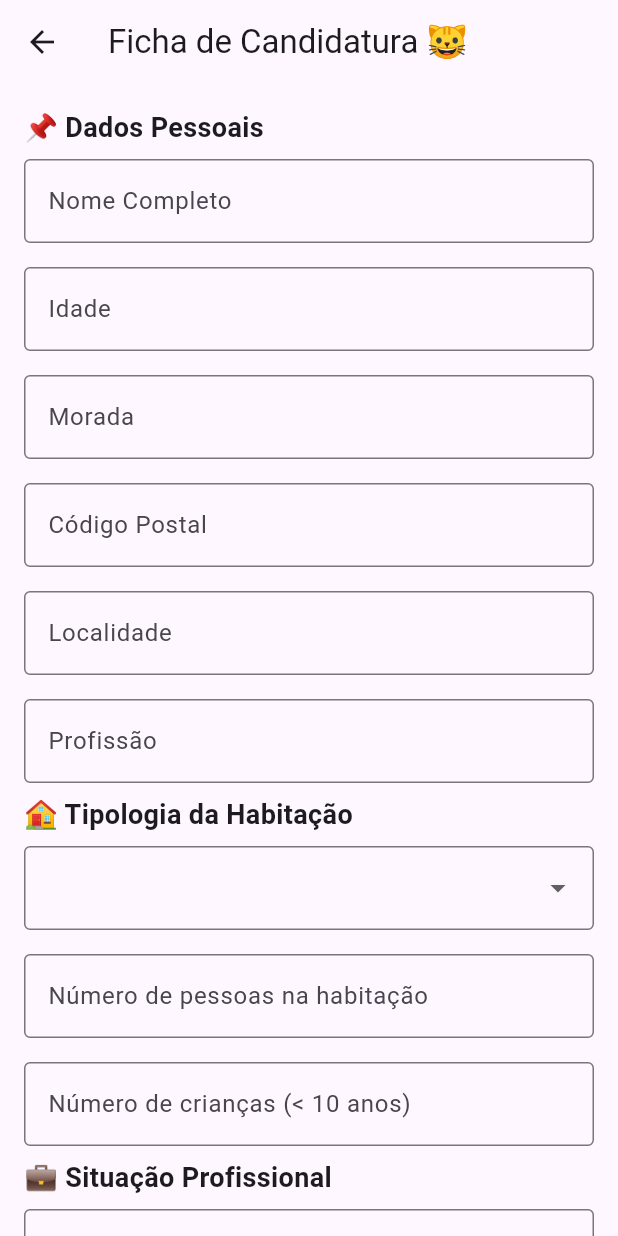
After one commit to DEISI-ULHT-TFC-2024-25/TFC-Aluno2116-PetMatch, a Flutter app: the CandidaturaFATScreen screen opened directly, on a phone screen of 412 x 824 dp. The commit adds this screen. Run offline on Flutter 3.47's test engine with Material 3 defaults, Android fonts, the phone set to English and light mode, and no system bars; our stand-ins replace cloud_firestore, firebase_auth, firebase_core, go_router, google_maps_flutter; accounts and stored records are empty; generated files the repository leaves out were written again.

Commit message:
Codigo corrigido de forma a que os home screens sejam dos utilizadores e associações atraves de providers gerados apos o login/registo de  forma a que se tenha sempre os dados atualizados em tempo real , criação da ficha de fat(familia de acolhimento temporario) e outros promenores

```diff
--- /dev/null
+++ b/lib/documents/tornarseFAT.dart
@@ -0,0 +1,146 @@
+import 'package:flutter/material.dart';
+
+class CandidaturaFATScreen extends StatefulWidget {
+  @override
+  _CandidaturaFATScreenState createState() => _CandidaturaFATScreenState();
+}
+
+class _CandidaturaFATScreenState extends State<CandidaturaFATScreen> {
+  final _formKey = GlobalKey<FormState>();
+  bool aceitaWhatsApp = false;
+  String? tipoHabitacao;
+  String? situacaoProfissional;
+  bool teveGatos = false;
+  bool conscienteBarulho = false;
+  bool condicaoFisica = false;
+
+  @override
+  Widget build(BuildContext context) {
+    return Scaffold(
+      appBar: AppBar(
+        title: Text("Ficha de Candidatura 🐱"),
+      ),
+      body: SingleChildScrollView(
+        padding: const EdgeInsets.all(16.0),
+        child: Form(
+          key: _formKey,
+          child: Column(
+            crossAxisAlignment: CrossAxisAlignment.start,
+            children: [
+              Text("📌 Dados Pessoais", style: _titleStyle()),
+              _buildTextField("Nome Completo"),
+              _buildTextField("Idade", isNumeric: true),
+              _buildTextField("Morada"),
+              _buildTextField("Código Postal"),
+              _buildTextField("Localidade"),
+              _buildTextField("Profissão"),
+
+              Text("🏠 Tipologia da Habitação", style: _titleStyle()),
+              _buildDropdown([
+                "Apartamento", "Moradia", "Casa térrea", "Anexo"
+              ], (value) => setState(() => tipoHabitacao = value)),
+
+              _buildTextField("Número de pessoas na habitação", isNumeric: true),
+              _buildTextField("Número de crianças (< 10 anos)", isNumeric: true),
+
+              Text("💼 Situação Profissional", style: _titleStyle()),
+              _buildDropdown([
+                "Tempo inteiro (fora de casa)", "Part-time (fora de casa)",
+                "Tempo inteiro (teletrabalho)", "Part-time (teletrabalho)",
+                "Regime híbrido", "Desempregado"
+              ], (value) => setState(() => situacaoProfissional = value)),
+
+              _buildTextField("Outros animais em casa (quantos e quais)"),
+
+              _buildCheckbox("Já teve gatos ou lidou com gatos?", (value) => setState(() => teveGatos = value)),
+              _buildCheckbox("Está consciente que gatos fazem barulho?", (value) => setState(() => conscienteBarulho = value)),
+              _buildCheckbox("Aceita enviar fotos e vídeos por WhatsApp?", (value) => setState(() => aceitaWhatsApp = value)),
+              _buildCheckbox("Tem alguma condição física incompatível com gatos?", (value) => setState(() => condicaoFisica = value)),
+
+              _buildTextField("Motivação para ser família de acolhimento", maxLines: 5),
+              SizedBox(height: 20),
+
+              Center(
+                child: ElevatedButton(
+                  onPressed: () {
+                    if (_formKey.currentState!.validate()) {
+                      _mostrarPopupConfirmacao();
+                    }
+                  },
+                  child: Text("Submeter Candidatura ✅"),
+                ),
+              ),
+            ],
+          ),
+        ),
+      ),
+    );
+  }
+
+  Widget _buildTextField(String label, {bool isNumeric = false, int maxLines = 1}) {
+    return Padding(
+      padding: const EdgeInsets.symmetric(vertical: 8.0),
+      child: TextFormField(
+        keyboardType: isNumeric ? TextInputType.number : TextInputType.text,
+        maxLines: maxLines,
+        decoration: InputDecoration(
+          labelText: label,
+          border: OutlineInputBorder(),
+        ),
+        validator: (value) {
+          if (value == null || value.isEmpty) {
+            return 'Por favor, preencha este campo';
+          }
+          return null;
+        },
+      ),
+    );
+  }
+
+  Widget _buildDropdown(List<String> options, Function(String?) onChanged) {
+    return Padding(
+      padding: const EdgeInsets.symmetric(vertical: 8.0),
+      child: DropdownButtonFormField<String>(
+        decoration: InputDecoration(border: OutlineInputBorder()),
+        items: options.map((String value) {
+          return DropdownMenuItem<String>(
+            value: value,
+            child: Text(value),
+          );
+        }).toList(),
+        onChanged: onChanged,
+        validator: (value) => value == null ? 'Escolha uma opção' : null,
+      ),
+    );
+  }
+
+  Widget _buildCheckbox(String label, Function(bool) onChanged) {
+    return CheckboxListTile(
+      title: Text(label),
+      value: onChanged != null,
+      onChanged: (bool? value) {
+        onChanged(value ?? false);
+      },
+    );
+  }
+
+  void _mostrarPopupConfirmacao() {
+    showDialog(
+      context: context,
+      builder: (BuildContext context) {
+        return AlertDialog(
+          title: Text("🎉 Candidatura Enviada!"),
+          content: Text("Obrigado por se candidatar! Entraremos em contacto em breve."),
+          actions: [
+            TextButton(
+              child: Text("Fechar"),
+              onPressed: () => Navigator.pop(context),
+            ),
+          ],
+        );
+      },
+    );
+  }
+
+  TextStyle _titleStyle() => TextStyle(fontSize: 18, fontWeight: FontWeight.bold);
+}
--- /dev/null
+++ b/lib/firebaseLogic/associacaoProvider.dart
@@ -0,0 +1,18 @@
+import 'package:flutter/foundation.dart';
+import 'package:tinder_para_caes/models/associacao.dart';
+
+class AssociacaoProvider extends ChangeNotifier {
+  Associacao? _association;
+
+  Associacao? get association => _association;
+
+  void setAssociation(Associacao newAssociation) {
+    _association = newAssociation;
+    notifyListeners();
+  }
+
+  void clearAssociation() {
+    _association = null;
+    notifyListeners();
+  }
+}
--- /dev/null
+++ b/lib/firebaseLogic/utilizadorProvider.dart
@@ -0,0 +1,18 @@
+import 'package:flutter/foundation.dart';
+import 'package:tinder_para_caes/models/utilizador.dart';
+
+class UtilizadorProvider extends ChangeNotifier {
+  Utilizador? _user;
+
+  Utilizador? get user => _user;
+
+  void setUser(Utilizador newUser) {
+    _user = newUser;
+    notifyListeners();
+  }
+
+  void clearUser() {
+    _user = null;
+    notifyListeners();
+  }
+}
--- a/lib/models/funcionalidades.dart
+++ b/lib/models/funcionalidades.dart
@@ -2,6 +2,7 @@ enum Funcionalidades {
   passeiosDosCandeos,
   apradinhamento,
   socios,
-  eventos,
-  voluntariado
+  partilhaEventos,
+  voluntariado,
+  familiaAcolhimentoTemporario
 }
--- a/lib/screens/criarAssociacao.dart
+++ b/lib/screens/criarAssociacao.dart
@@ -77,7 +77,7 @@ class _CriarAssociacaoFormScreenState extends State<CriarAssociacao> {
       Navigator.pushReplacement(
         context,
         MaterialPageRoute(
-          builder: (context) => AssociacaoHomeScreen(associacao: minhaAssociacao),
+          builder: (context) => AssociacaoHomeScreen(),
         ),
       );
     } else {
--- a/lib/screens/criarUtilizador.dart
+++ b/lib/screens/criarUtilizador.dart
@@ -117,7 +117,7 @@ class UtilizadorFormScreenState extends State<CriarUtilizador> {
       Navigator.pushReplacement(
         context,
         MaterialPageRoute(
-          builder: (context) => UtilizadorHomeScreen(utilizador: meuUtilizador),
+          builder: (context) => UtilizadorHomeScreen(),
         ),
       );
     } else {
```
Also changed, not shown: lib/main.dart (+14 -5 lines), lib/screens/associacaoHomeScreen.dart (+10 -2 lines), lib/screens/loginScreen.dart (+33 -19 lines), lib/screens/utilizadorHomeScreen.dart (+12 -4 lines).
